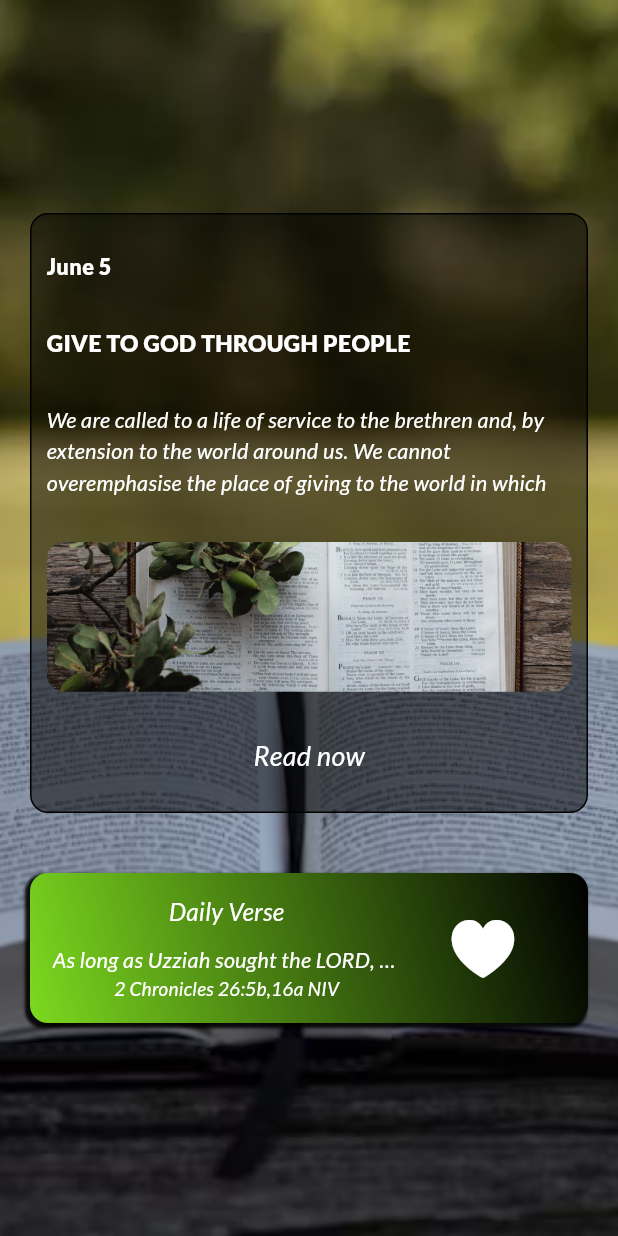
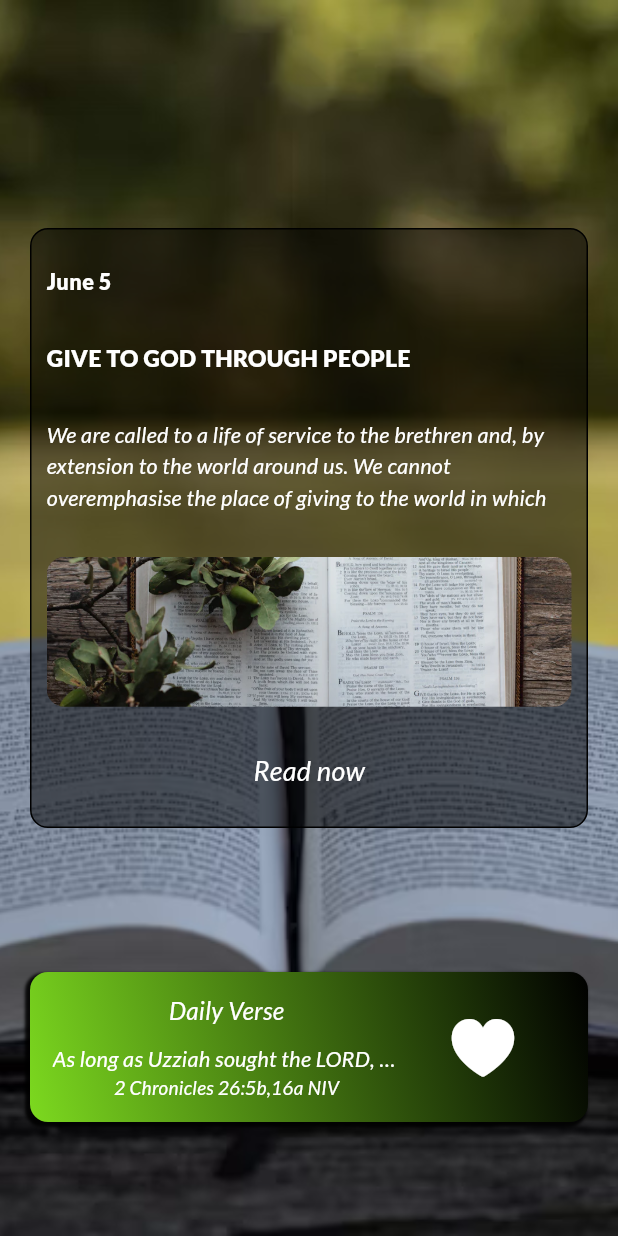
Before and after one commit to muyiwah/devotional, a Flutter app: the MyWidget screen opened directly, on a phone screen of 412 x 824 dp. Run offline on Flutter 3.47's test engine with Material 3 defaults, Android fonts, the phone set to English and light mode, and no system bars; drawn by our look-alikes of flutter_animate, typewritertext; our stand-ins replace animated_custom_dropdown, flutter_tts, scrollable_positioned_list, share_plus, shared_preferences; missing offline and left inert: animated_floating_buttons, custom_floating_action_button, floating_overlay, uid; accounts and stored records are empty.

```diff
--- a/lib/ui/home/dev.dart
+++ b/lib/ui/home/dev.dart
@@ -19,7 +19,6 @@ import 'package:flutter/material.dart';
 import 'package:provider/provider.dart';
 import 'package:typewritertext/typewritertext.dart';
 // import 'package:firebase_database/firebase_database.dart';
-
 
 class MyWidget extends StatefulWidget {
   const MyWidget({super.key});
@@ -93,7 +92,6 @@ class _MyWidgetState extends State<MyWidget> {
   String today = '';
 //2024-03-24
   String refineDate() {
-
     String month = '';
 
     if (thisMonth == 1) {
@@ -106,7 +104,7 @@ class _MyWidgetState extends State<MyWidget> {
       month = 'April $thisDay';
     } else if (thisMonth == 5) {
       month = 'May $thisDay';
-    } else if (thisMonth ==6) {
+    } else if (thisMonth == 6) {
       month = 'June $thisDay';
     } else if (thisMonth == 7) {
       month = 'July $thisDay';
@@ -129,15 +127,26 @@ class _MyWidgetState extends State<MyWidget> {
   Widget build(BuildContext context) {
     return Scaffold(
       body: Container(
+        alignment: Alignment.center,
+        height: double.infinity,
         decoration: BoxDecoration(
             image: DecorationImage(
                 image: AssetImage(
                   'assets/images/bible3.png',
                 ),
                 fit: BoxFit.cover)),
+        child: LayoutBuilder(builder: (context, constraints) {
+          return SingleChildScrollView(
+            child: ConstrainedBox(
+              constraints: BoxConstraints(
+                  minWidth: constraints.maxWidth,
+                  minHeight: constraints.maxHeight),
+              child: IntrinsicHeight(
+
                 child: Column(
-          mainAxisAlignment: MainAxisAlignment.center,
-          children: [
+               mainAxisSize: MainAxisSize.max,
+                   mainAxisAlignment: MainAxisAlignment.spaceEvenly,
+                  children: [SizedBox(height: 20,),
                     if (todayDevotional.date.isNotEmpty)
                       InkWell(
                         onTap: () {
@@ -180,11 +189,10 @@ class _MyWidgetState extends State<MyWidget> {
                                       maxLines: 3,
                                       style: TextStyle(
                                         color: Colors.white,
-                              fontSize: Platform.isAndroid? 16:17,
+                                        fontSize: Platform.isAndroid ? 16 : 17,
                                       ),
                                     ),
-                           duration: Duration(milliseconds: 50)
-                        ),
+                                    duration: Duration(milliseconds: 50)),
                                 Container(
                                   width: double.infinity,
                                   height: 100,
@@ -205,7 +213,9 @@ class _MyWidgetState extends State<MyWidget> {
                                         color: Colors.white,
                                         fontSize: 20,
                                         fontWeight: FontWeight.w500),
-                          ).animate().fadeIn(delay: Duration(seconds: 4),duration: Duration(seconds: 3)),
+                                  ).animate().fadeIn(
+                                      delay: Duration(seconds: 4),
+                                      duration: Duration(seconds: 3)),
                                 ),
                               ],
                             )),
@@ -217,7 +227,8 @@ class _MyWidgetState extends State<MyWidget> {
                               builder: (context) =>
                                   DailverseFullScreen(DailyVerse().verses[ran]))),
                       child: Container(
-                padding: EdgeInsets.symmetric(vertical: 10, horizontal: 15),
+                        padding:
+                            EdgeInsets.symmetric(vertical: 10, horizontal: 15),
                         width: double.infinity,
                         margin: EdgeInsets.all(20),
                         decoration: BoxDecoration(
@@ -228,11 +239,14 @@ class _MyWidgetState extends State<MyWidget> {
                                 offset: Offset(-2, 2),
                                 color: Colors.black.withOpacity(.9))
                           ],
-                  gradient: LinearGradient(colors: const [
+                          gradient: LinearGradient(
+                              colors: const [
                                 Colors.black,
                                 Color.fromARGB(255, 124, 217, 31),
                                 // Color.fromARGB(209, 1, 32, 206)
-                  ], begin: Alignment.topRight, end: Alignment.bottomLeft),
+                              ],
+                              begin: Alignment.topRight,
+                              end: Alignment.bottomLeft),
                           borderRadius: BorderRadius.circular(12),
                         ),
                         child: Row(
@@ -245,7 +259,8 @@ class _MyWidgetState extends State<MyWidget> {
                                   Text(
                                     'Daily Verse',
                                     overflow: TextOverflow.ellipsis,
-                            style: TextStyle(color: Colors.white, fontSize: 18),
+                                    style: TextStyle(
+                                        color: Colors.white, fontSize: 18),
                                   ),
                                   SizedBox(
                                     height: 10,
@@ -253,7 +268,8 @@ class _MyWidgetState extends State<MyWidget> {
                                   Text(
                                     DailyVerse().verses[ran].verse,
                                     overflow: TextOverflow.ellipsis,
-                            style: TextStyle(color: Colors.white, fontSize: 16),
+                                    style: TextStyle(
+                                        color: Colors.white, fontSize: 16),
                                   ),
                                   Text(
                                     DailyVerse().verses[ran].ref,
@@ -280,8 +296,13 @@ class _MyWidgetState extends State<MyWidget> {
                         duration: Duration(seconds: 2),
                         begin: Offset(0, 0.5),
                         curve: Curves.easeInOut),
+                    // Container(height: 20,) ,
                   ],
                 ),
+              ),
+            ),
+          );
+        }),
       ),
     );
   }
```
Also changed, not shown: lib/ui/book/show_chapter.dart (+84 -49 lines). Lines whose indentation alone changed are shown as unchanged.
